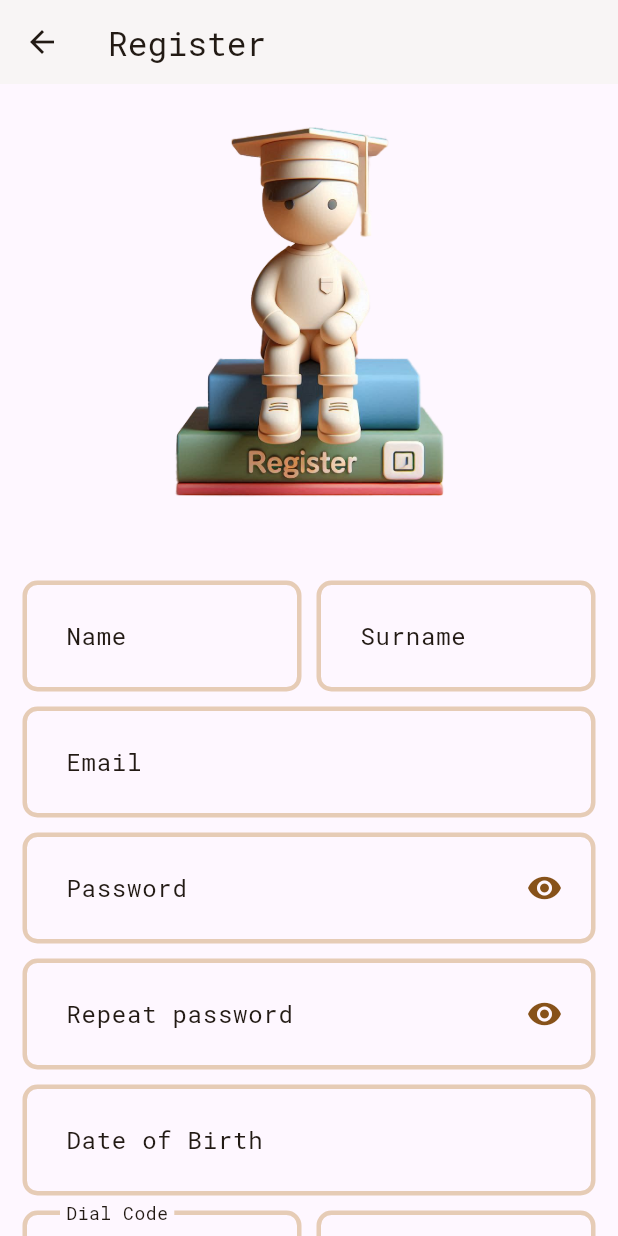
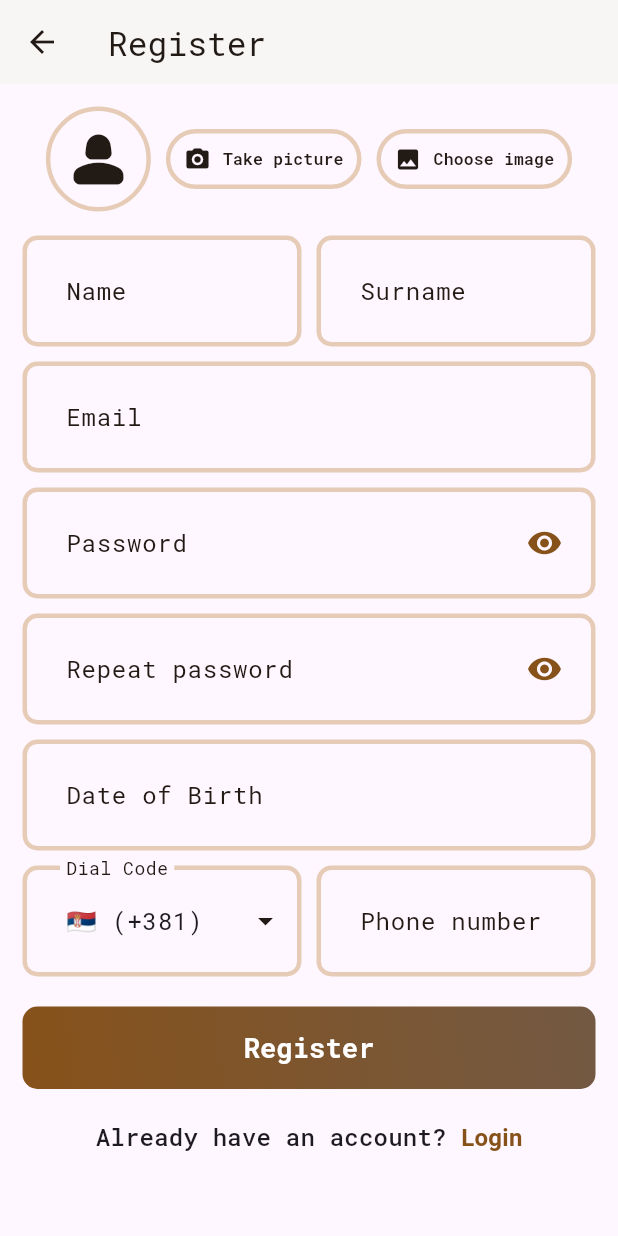
Before and after one commit to stefanovicdjordje1997/textbook-selling-app, a Flutter app: the RegisterScreen screen opened directly, on a phone screen of 412 x 824 dp. Run offline on Flutter 3.47's test engine with Material 3 defaults, Android fonts, the phone set to English and light mode, and no system bars; our stand-ins replace flutter_riverpod, google_fonts, image_picker, riverpod.

Commit message:
Add profile image picking on register screen
Add a new feature for capturing or choosing picture while creating profile

```diff
--- a/textbook_selling_app/lib/core/theme/theme.dart
+++ b/textbook_selling_app/lib/core/theme/theme.dart
@@ -19,7 +19,6 @@ class AppTheme {
         focusedBorder: _border(focusedBorderColor),
         errorBorder: _border(errorBorderColor),
         focusedErrorBorder: _border(focusedBorderColor),
-        errorStyle: const TextStyle(height: 0),
       );
 
   // Tamna tema
@@ -33,6 +32,7 @@ class AppTheme {
       onSurface: ColorPalette.onSurfaceDark,
       error: ColorPalette.errorDark,
       onError: ColorPalette.onErrorDark,
+      outline: ColorPalette.borderEnabledDark,
     ),
     inputDecorationTheme: _inputDecorationTheme(
       ColorPalette.borderEnabledDark,
@@ -56,6 +56,7 @@ class AppTheme {
       onSurface: ColorPalette.onSurfaceLight,
       error: ColorPalette.errorLight,
       onError: ColorPalette.onErrorLight,
+      outline: ColorPalette.borderEnabledLight,
     ),
     inputDecorationTheme: _inputDecorationTheme(
         ColorPalette.borderEnabledLight,
--- /dev/null
+++ b/textbook_selling_app/lib/core/widgets/outline_button.dart
@@ -0,0 +1,40 @@
+import 'package:flutter/material.dart';
+
+class CustomOutlinedButton extends StatelessWidget {
+  const CustomOutlinedButton({
+    super.key,
+    required this.onPressed,
+    required this.icon,
+    required this.label,
+  });
+
+  final VoidCallback onPressed;
+  final Icon icon;
+  final String label;
+
+  @override
+  Widget build(BuildContext context) {
+    return OutlinedButton.icon(
+      onPressed: onPressed,
+      icon: icon,
+      label: Text(
+        label,
+        style: TextStyle(
+          fontSize: 11,
+          fontWeight: FontWeight.w600,
+          color: Theme.of(context).colorScheme.onSurface,
+        ),
+      ),
+      style: OutlinedButton.styleFrom(
+        side: BorderSide(
+          color: Theme.of(context).colorScheme.outline,
+          width: 3,
+        ),
+        shape: RoundedRectangleBorder(
+          borderRadius: BorderRadius.circular(20),
+        ),
+        padding: const EdgeInsets.symmetric(horizontal: 12, vertical: 8),
+      ),
+    );
+  }
+}
--- a/textbook_selling_app/lib/features/auth/view/pages/register.dart
+++ b/textbook_selling_app/lib/features/auth/view/pages/register.dart
@@ -5,6 +5,7 @@ import 'package:textbook_selling_app/features/auth/view/widgets/auth_redirection
 import 'package:textbook_selling_app/features/auth/view/widgets/date_picker.dart';
 import 'package:textbook_selling_app/core/widgets/text_form_field.dart';
 import 'package:textbook_selling_app/features/auth/view/widgets/dial_code_picker.dart';
+import 'package:textbook_selling_app/features/auth/view/widgets/profile_image_picker.dart';
 import 'package:textbook_selling_app/features/auth/viewmodel/register_viewmodel.dart';
 
 class RegisterScreen extends ConsumerWidget {
@@ -16,23 +17,15 @@ class RegisterScreen extends ConsumerWidget {
 
     return Scaffold(
       appBar: AppBar(title: const Text('Register')),
-      body: Center(
-        child: SingleChildScrollView(
-          child: Column(
-            mainAxisAlignment: MainAxisAlignment.center,
-            children: [
-              Image.asset(
-                'lib/core/assets/images/register_image.png',
-                height: 300,
-                width: double.infinity,
-              ),
-              const SizedBox(height: 16),
-              Form(
-                key: viewModel.formKey, // FormKey iz ViewModel-a
+      body: SingleChildScrollView(
+        child: Form(
+          key: viewModel.formKey,
           child: Padding(
             padding: const EdgeInsets.all(15.0),
             child: Column(
               children: [
+                ProfileImagePicker(onPickImage: (value) {}),
+                const SizedBox(height: 16),
                 Flex(
                   direction: Axis.horizontal,
                   crossAxisAlignment: CrossAxisAlignment.start,
@@ -122,9 +115,6 @@ class RegisterScreen extends ConsumerWidget {
             ),
           ),
         ),
-            ],
-          ),
-        ),
       ),
     );
   }
--- a/textbook_selling_app/lib/features/auth/view/widgets/dial_code_picker.dart
+++ b/textbook_selling_app/lib/features/auth/view/widgets/dial_code_picker.dart
@@ -13,7 +13,7 @@ class DialCodePicker extends ConsumerWidget {
     final viewModel = ref.watch(registerViewModelProvider.notifier);
     final countries = ref.watch(registerViewModelProvider).countries;
     final defaultItem = ref.watch(registerViewModelProvider).defaultItem;
-    var _currentItem = {};
+    var currentItem = {};
 
     if (countries == null || countries.isEmpty) {
       // Ako zemlje još nisu učitane
@@ -30,11 +30,11 @@ class DialCodePicker extends ConsumerWidget {
         itemDisplayValue: (item) =>
             '${item['emoji']} ${item['name']} (${item['dial_code']})',
         selectedItemDisplayValue: (selectedItem) {
-          _currentItem = selectedItem;
+          currentItem = selectedItem;
           return '${selectedItem['emoji']} (${selectedItem['dial_code']})';
         },
         onSaved: (value) {
-          onSaved(_currentItem['dial_code']);
+          onSaved(currentItem['dial_code']);
         },
         itemSearchValue: (item) => item['name'] ?? '',
       ),
--- /dev/null
+++ b/textbook_selling_app/lib/features/auth/view/widgets/profile_image_picker.dart
@@ -0,0 +1,95 @@
+import 'dart:io';
+
+import 'package:flutter/material.dart';
+import 'package:flutter_riverpod/flutter_riverpod.dart';
+import 'package:textbook_selling_app/core/widgets/outline_button.dart';
+import 'package:textbook_selling_app/features/auth/viewmodel/register_viewmodel.dart';
+
+class ProfileImagePicker extends ConsumerWidget {
+  const ProfileImagePicker({super.key, required this.onPickImage});
+
+  final void Function(File pickedImage) onPickImage;
+
+  @override
+  Widget build(BuildContext context, WidgetRef ref) {
+    final pickedImageFile =
+        ref.watch(registerViewModelProvider).pickedImageFile;
+    final registerViewModel = ref.read(registerViewModelProvider.notifier);
+
+    return SingleChildScrollView(
+      scrollDirection: Axis.horizontal,
+      child: Row(
+        children: [
+          Stack(
+            clipBehavior: Clip.none,
+            children: [
+              Container(
+                width: 70,
+                height: 70,
+                decoration: BoxDecoration(
+                  shape: BoxShape.circle,
+                  border: Border.all(
+                    color: Theme.of(context).colorScheme.outline,
+                    width: 3,
+                  ),
+                ),
+                child: CircleAvatar(
+                  radius: 40,
+                  backgroundColor: Colors.transparent,
+                  foregroundImage: pickedImageFile != null
+                      ? FileImage(pickedImageFile)
+                      : null,
+                  child: pickedImageFile == null
+                      ? Icon(
+                          Icons.person_2_rounded,
+                          size: 50,
+                          color: Theme.of(context).colorScheme.onSurface,
+                        )
+                      : null,
+                ),
+              ),
+              // Ikona za brisanje slike (X) u gornjem desnom uglu
+              if (pickedImageFile != null)
+                Positioned(
+                  top: -5,
+                  right: -5,
+                  child: GestureDetector(
+                    onTap: registerViewModel.removeImage,
+                    child: CircleAvatar(
+                      radius: 12,
+                      backgroundColor: Theme.of(context).colorScheme.primary,
+                      child: Icon(
+                        Icons.clear,
+                        size: 16,
+                        color: Theme.of(context).colorScheme.onPrimary,
+                      ),
+                    ),
+                  ),
+                ),
+            ],
+          ),
+          const SizedBox(width: 10),
+          // Dugme za snimanje slike kamere
+          CustomOutlinedButton(
+            onPressed: registerViewModel.pickImageFromCamera,
+            icon: Icon(
+              Icons.camera_alt_rounded,
+              color: Theme.of(context).colorScheme.onSurface,
+            ),
+            label: 'Take picture',
+          ),
+          const SizedBox(width: 10),
+          // Dugme za izbor slike iz galerije
+          CustomOutlinedButton(
+            onPressed: registerViewModel.pickImageFromGallery,
+            icon: Icon(
+              Icons.image,
+              color: Theme.of(context).colorScheme.onSurface,
+            ),
+            label: 'Choose image',
+          ),
+        ],
+      ),
+    );
+  }
+}
--- a/textbook_selling_app/lib/features/auth/viewmodel/register_viewmodel.dart
+++ b/textbook_selling_app/lib/features/auth/viewmodel/register_viewmodel.dart
@@ -1,7 +1,9 @@
 import 'dart:convert';
+import 'dart:io';
 
 import 'package:flutter/material.dart';
 import 'package:flutter/services.dart';
+import 'package:image_picker/image_picker.dart';
 import 'package:riverpod/riverpod.dart';
 import 'package:textbook_selling_app/core/utils/validators.dart';
 
@@ -11,7 +13,6 @@ class RegisterViewModel extends StateNotifier<RegisterState> {
 
   final GlobalKey<FormState> formKey = GlobalKey<FormState>();
 
-  List<dynamic> _countries = [];
   var _defaultItem = {};
 
   // Učitavanje podataka o zemljama
@@ -30,6 +31,35 @@ class RegisterViewModel extends StateNotifier<RegisterState> {
 
     // Ažuriranje stanja
     state = state.copyWith(countries: items, defaultItem: _defaultItem);
+  }
+
+  // Image picker metode
+  Future<void> pickImageFromCamera() async {
+    final pickedImage = await ImagePicker().pickImage(
+      source: ImageSource.camera,
+      imageQuality: 50,
+      maxWidth: 150,
+    );
+
+    if (pickedImage != null) {
+      state = state.copyWith(pickedImageFile: File(pickedImage.path));
+    }
+  }
+
+  Future<void> pickImageFromGallery() async {
+    final pickedImage = await ImagePicker().pickImage(
+      source: ImageSource.gallery,
+      imageQuality: 50,
+      maxWidth: 150,
+    );
+
+    if (pickedImage != null) {
+      state = state.copyWith(pickedImageFile: File(pickedImage.path));
+    }
+  }
+
+  void removeImage() {
+    state = state.copyWith(pickedImageFile: null);
   }
 
   // Validators
@@ -117,6 +147,7 @@ class RegisterState {
   final String? phoneNumber;
   final List<dynamic>? countries; // Lista zemalja
   final dynamic defaultItem;
+  final File? pickedImageFile;
 
   RegisterState({
     this.name,
@@ -128,6 +159,7 @@ class RegisterState {
     this.phoneNumber,
     this.countries,
     this.defaultItem,
+    this.pickedImageFile,
   });
 
   // copyWith metoda koja omogućava ažuriranje samo određenih polja
@@ -141,6 +173,7 @@ class RegisterState {
     String? phoneNumber,
     List<dynamic>? countries,
     dynamic defaultItem,
+    File? pickedImageFile,
   }) {
     return RegisterState(
       name: name ?? this.name,
@@ -152,6 +185,7 @@ class RegisterState {
       phoneNumber: phoneNumber ?? this.phoneNumber,
       countries: countries ?? this.countries,
       defaultItem: defaultItem ?? this.defaultItem,
+      pickedImageFile: pickedImageFile,
     );
   }
 }
--- a/textbook_selling_app/pubspec.yaml
+++ b/textbook_selling_app/pubspec.yaml
@@ -38,6 +38,7 @@ dependencies:
   google_fonts: ^6.2.1
   riverpod: ^2.5.1
   flutter_riverpod: ^2.5.1
+  image_picker: ^1.1.2
 
 dev_dependencies:
   flutter_test:
```
Also changed, not shown: textbook_selling_app/pubspec.lock, 5 other files. Lines whose indentation alone changed are shown as unchanged.
